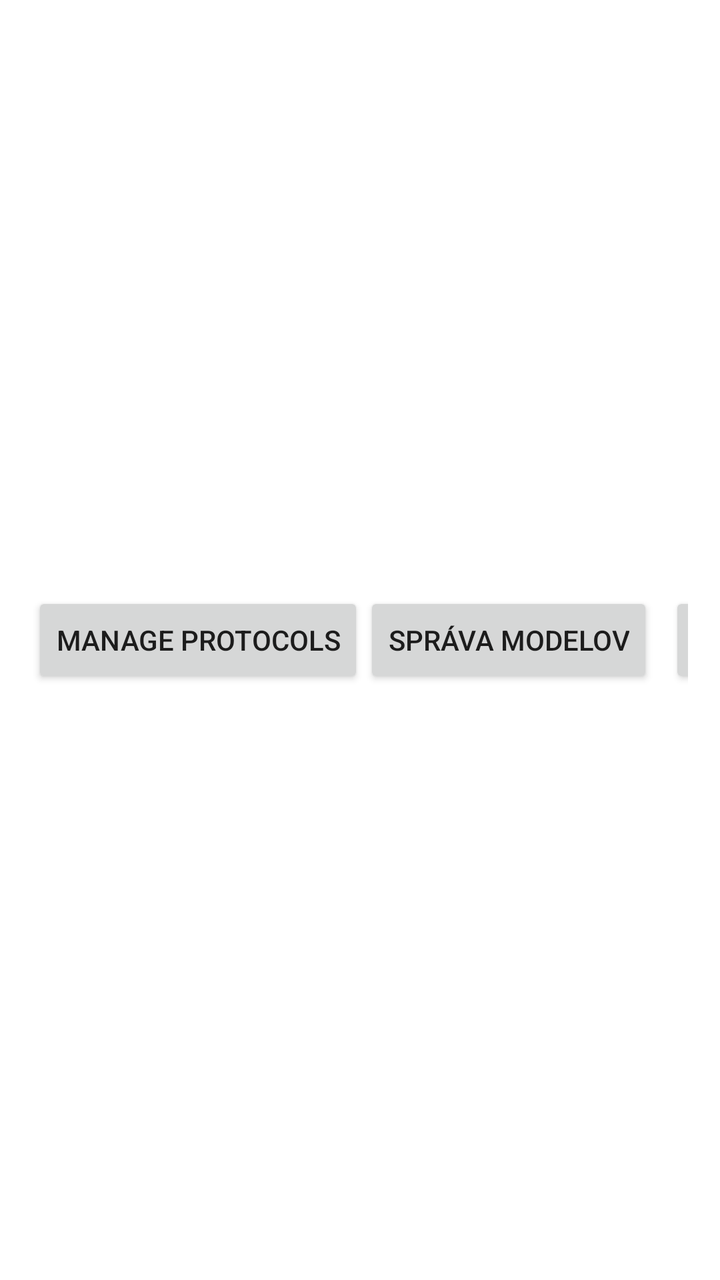
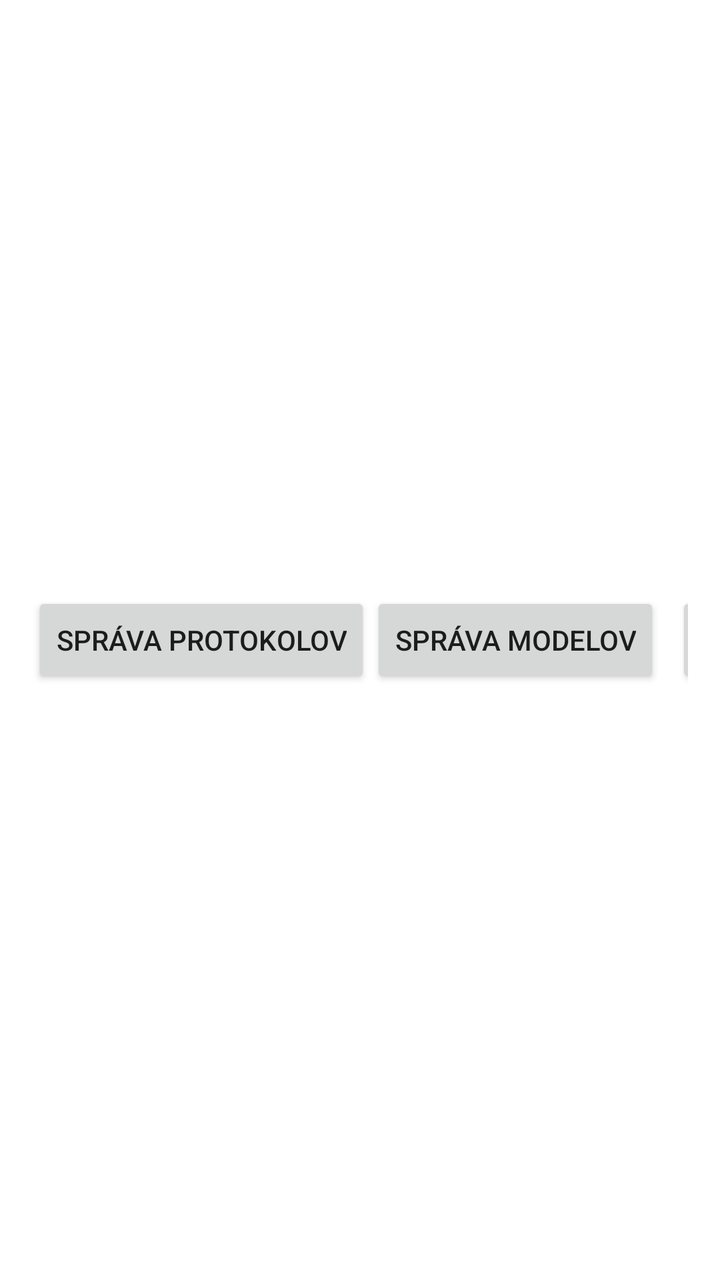

Screens rendered from an Android XML layout before and after an edit, with the pre-edit source and the edit as a unified diff.
<!-- AndroidManifest.xml: activity theme Theme.DiagnosticApp -->
<!-- res/layout/activity_patient_list.xml -->
<?xml version="1.0" encoding="utf-8"?>
<androidx.constraintlayout.widget.ConstraintLayout
    xmlns:android="http://schemas.android.com/apk/res/android"
    xmlns:app="http://schemas.android.com/apk/res-auto"
    android:layout_width="match_parent"
    android:layout_height="match_parent"
    android:background="@android:color/white">

    
    <LinearLayout
        android:id="@+id/headerContainer"
        android:layout_width="0dp"
        android:layout_height="wrap_content"
        android:orientation="vertical"
        android:padding="16dp"
        app:layout_constraintTop_toTopOf="parent"
        app:layout_constraintStart_toStartOf="parent"
        app:layout_constraintEnd_toEndOf="parent">

        <LinearLayout
            android:layout_width="match_parent"
            android:layout_height="wrap_content"
            android:orientation="horizontal"
            android:gravity="center_vertical">

            <LinearLayout
                android:layout_width="0dp"
                android:layout_height="wrap_content"
                android:layout_weight="1"
                android:orientation="vertical">

                <TextView
                    android:id="@+id/titleText"
                    android:layout_width="wrap_content"
                    android:layout_height="wrap_content"
                    android:text="Select Patient"
                    android:textSize="22sp"
                    android:textStyle="bold"
                    android:textColor="@android:color/black"/>

                <TextView
                    android:id="@+id/subtitleText"
                    android:layout_width="wrap_content"
                    android:layout_height="wrap_content"
                    android:text="Choose a patient to begin assessment"
                    android:textSize="14sp"
                    android:textColor="#666666"/>
            </LinearLayout>

            <Button
                android:id="@+id/manageProtocolsButton"
                android:layout_width="wrap_content"
                android:layout_height="wrap_content"
                android:text="Manage Protocols" />

            <Button
                android:id="@+id/manageModelsButton"
                android:layout_width="wrap_content"
                android:layout_height="wrap_content"
                android:text="Správa modelov" />

            <Button
                android:id="@+id/addPatientButton"
                android:layout_width="wrap_content"
                android:layout_height="wrap_content"
                android:layout_marginStart="8dp"
                android:text="Add Patient"/>
        </LinearLayout>

        
        <com.google.android.material.textfield.TextInputLayout
            android:layout_width="match_parent"
            android:layout_height="wrap_content"
            android:layout_marginTop="16dp">

            <com.google.android.material.textfield.TextInputEditText
                android:id="@+id/searchEditText"
                android:layout_width="match_parent"
                android:layout_height="wrap_content"
                android:hint="Search patients"/>
        </com.google.android.material.textfield.TextInputLayout>

    </LinearLayout>

    
    <TextView
        android:id="@+id/emptyStateText"
        android:layout_width="0dp"
        android:layout_height="wrap_content"
        android:text="Loading patients..."
        android:textSize="16sp"
        android:textColor="#666666"
        android:textAlignment="center"
        android:gravity="center"
        android:padding="32dp"
        android:visibility="gone"
        app:layout_constraintTop_toTopOf="parent"
        app:layout_constraintBottom_toBottomOf="parent"
        app:layout_constraintStart_toStartOf="parent"
        app:layout_constraintEnd_toEndOf="parent"/>

    
    <androidx.recyclerview.widget.RecyclerView
        android:id="@+id/patientRecyclerView"
        android:layout_width="0dp"
        android:layout_height="0dp"
        android:padding="16dp"
        app:layout_constraintBottom_toBottomOf="parent"
        app:layout_constraintEnd_toEndOf="parent"
        app:layout_constraintHorizontal_bias="1.0"
        app:layout_constraintStart_toStartOf="parent"
        app:layout_constraintTop_toBottomOf="@id/headerContainer"
        app:layout_constraintVertical_bias="1.0" />

</androidx.constraintlayout.widget.ConstraintLayout>
<!-- resources referenced by this layout -->
<resources>
  <style name="Theme.DiagnosticApp" parent="Theme.AppCompat.Light.NoActionBar">
          <item name="colorPrimary">@color/green</item>
          
  
  
      </style>
  <color name="green">#4CAF50</color>
</resources>

<!-- the commit's change to res/layout/activity_patient_list.xml (unified diff, before → after) -->
@@ -33,7 +33,7 @@
                     android:id="@+id/titleText"
                     android:layout_width="wrap_content"
                     android:layout_height="wrap_content"
-                    android:text="Select Patient"
+                    android:text="Zoznam pacientov"
                     android:textSize="22sp"
                     android:textStyle="bold"
                     android:textColor="@android:color/black"/>
@@ -42,7 +42,7 @@
                     android:id="@+id/subtitleText"
                     android:layout_width="wrap_content"
                     android:layout_height="wrap_content"
-                    android:text="Choose a patient to begin assessment"
+                    android:text="Vyberte pacienta pre začatie hodnotenia"
                     android:textSize="14sp"
                     android:textColor="#666666"/>
             </LinearLayout>
@@ -51,7 +51,7 @@
                 android:id="@+id/manageProtocolsButton"
                 android:layout_width="wrap_content"
                 android:layout_height="wrap_content"
-                android:text="Manage Protocols" />
+                android:text="Správa protokolov" />
 
             <Button
                 android:id="@+id/manageModelsButton"
@@ -64,7 +64,7 @@
                 android:layout_width="wrap_content"
                 android:layout_height="wrap_content"
                 android:layout_marginStart="8dp"
-                android:text="Add Patient"/>
+                android:text="Pridať pacienta"/>
         </LinearLayout>
 
         
@@ -77,7 +77,7 @@
                 android:id="@+id/searchEditText"
                 android:layout_width="match_parent"
                 android:layout_height="wrap_content"
-                android:hint="Search patients"/>
+                android:hint="Hľadajte pacienta"/>
         </com.google.android.material.textfield.TextInputLayout>
 
     </LinearLayout>
